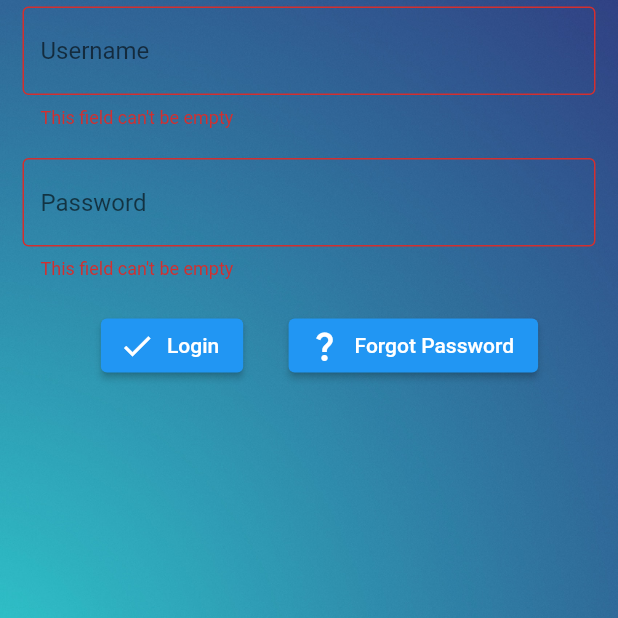
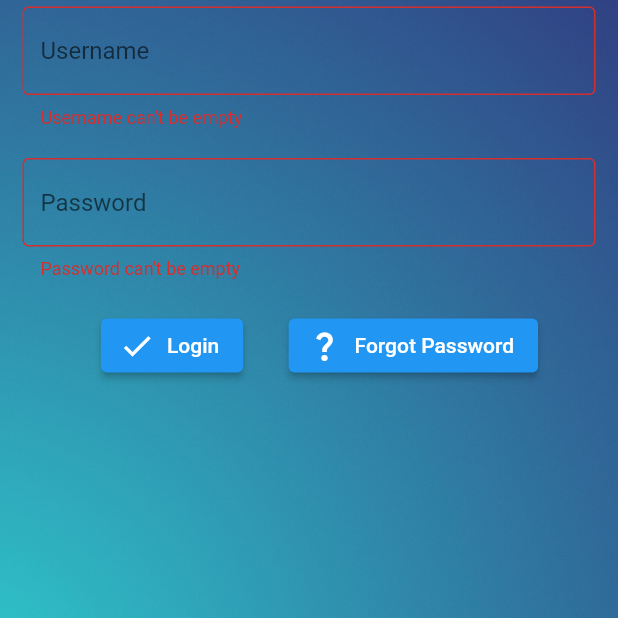
Before and after one commit to leywino/Login, a Flutter app: the screen it shows after launch, after a tap on "Login", on a phone screen of 412 x 824 dp, the part 514-1132 px from its top. Run offline on Flutter 3.47's test engine with Material 2 defaults, Android fonts, the phone set to English and light mode, and no system bars; our stand-ins replace shared_preferences.

Commit message:
2nd commit

```diff
--- a/lib/screens/login.dart
+++ b/lib/screens/login.dart
@@ -57,7 +57,7 @@ class _ScreenLoginState extends State<ScreenLogin> {
                     ),
                     validator: (value) {
                       if (value == null || value.isEmpty) {
-                        return "This field can't be empty";
+                        return "Username can't be empty";
                       } else if (value != "admin") {
                         return "Wrong Username";
                       } else {
@@ -77,7 +77,7 @@ class _ScreenLoginState extends State<ScreenLogin> {
                     ),
                     validator: (value) {
                       if (value == null || value.isEmpty) {
-                        return "This field can't be empty";
+                        return "Password can't be empty";
                       } else if (value != "password") {
                         return "Wrong password";
                       } else {
--- a/lib/screens/splash.dart
+++ b/lib/screens/splash.dart
@@ -46,7 +46,7 @@ class _ScreenSplashState extends State<ScreenSplash> {
   }
 
   Future<void> gotoLogin() async {
-    await Future.delayed(const Duration(seconds: 1));
+    await Future.delayed(const Duration(seconds: 2));
     // ignore: use_build_context_synchronously
     Navigator.of(context).pushReplacement(MaterialPageRoute(builder: (ctx) {
       return const ScreenLogin();
@@ -60,8 +60,8 @@ class _ScreenSplashState extends State<ScreenSplash> {
       gotoLogin();
     } else {
       // ignore: use_build_context_synchronously
-      Navigator.of(context)
-          .pushReplacement(MaterialPageRoute(builder: (ctx1) => const ScreenHome()));
+      Navigator.of(context).pushReplacement(
+          MaterialPageRoute(builder: (ctx1) => const ScreenHome()));
     }
   }
 }
```
